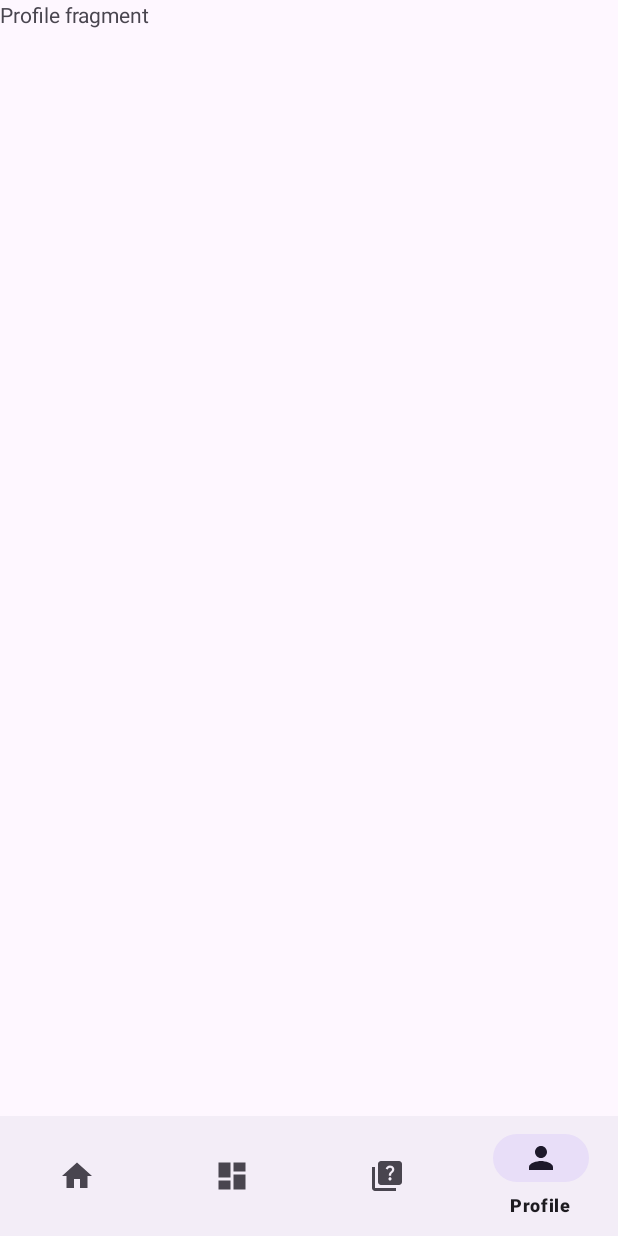
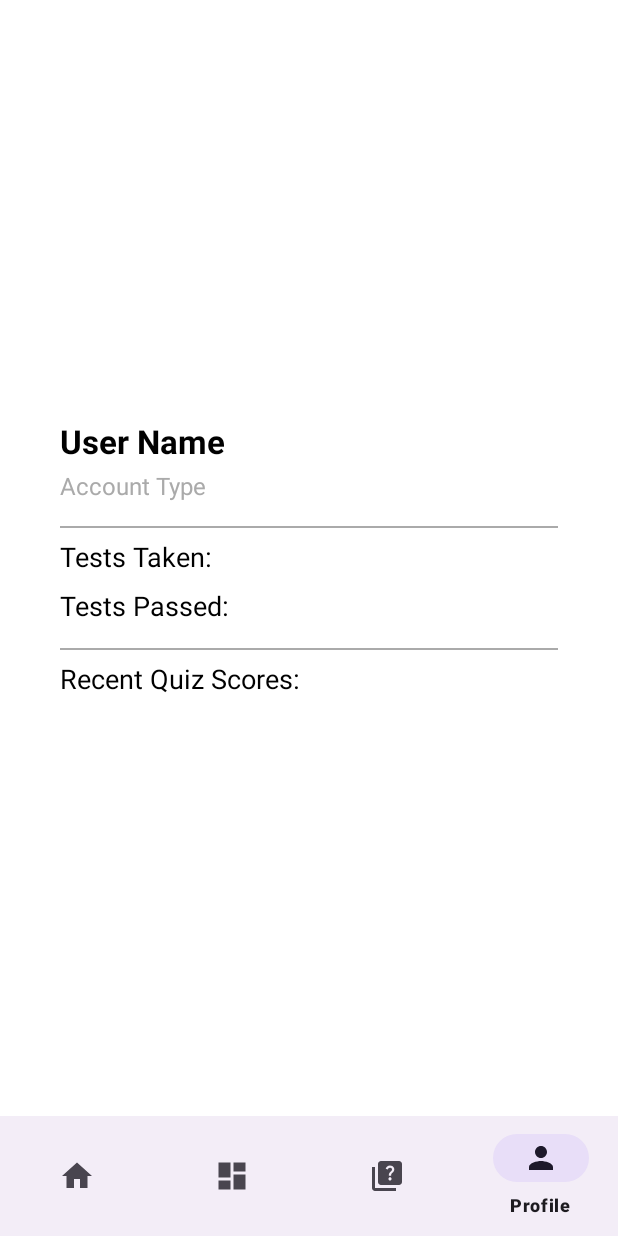
Before and after one commit to CorneCalitz/MobileAppProject, an Android app: the fragment QuizFragment placed in its activity, item 4 of the bottom bar chosen, on a phone screen of 412 x 824 dp. Run offline under Robolectric (Android 15) with nearby library versions, the phone set to English and light mode, and no system bars.

Commit message:
profile and quiz fragment

```diff
--- a/app/src/main/java/com/example/eduvosproject/quiz/QuizFragment.java
+++ b/app/src/main/java/com/example/eduvosproject/quiz/QuizFragment.java
@@ -1,66 +1,37 @@
 package com.example.eduvosproject.quiz;
 
 import android.os.Bundle;
-
 import androidx.fragment.app.Fragment;
-
+import androidx.recyclerview.widget.LinearLayoutManager;
+import androidx.recyclerview.widget.RecyclerView;
 import android.view.LayoutInflater;
 import android.view.View;
 import android.view.ViewGroup;
+import com.example.eduvosproject.R;
+import java.util.ArrayList;
 
-import com.example.eduvosproject.R;
-
-/**
- * A simple {@link Fragment} subclass.
- * Use the {@link QuizFragment#newInstance} factory method to
- * create an instance of this fragment.
- */
 public class QuizFragment extends Fragment {
 
-    // TODO: Rename parameter arguments, choose names that match
-    // the fragment initialization parameters, e.g. ARG_ITEM_NUMBER
-    private static final String ARG_PARAM1 = "param1";
-    private static final String ARG_PARAM2 = "param2";
-
-    // TODO: Rename and change types of parameters
-    private String mParam1;
-    private String mParam2;
-
-    public QuizFragment() {
-        // Required empty public constructor
-    }
-
-    /**
-     * Use this factory method to create a new instance of
-     * this fragment using the provided parameters.
-     *
-     * @param param1 Parameter 1.
-     * @param param2 Parameter 2.
-     * @return A new instance of fragment SettingsFragment.
-     */
-    // TODO: Rename and change types and number of parameters
-    public static QuizFragment newInstance(String param1, String param2) {
-        QuizFragment fragment = new QuizFragment();
-        Bundle args = new Bundle();
-        args.putString(ARG_PARAM1, param1);
-        args.putString(ARG_PARAM2, param2);
-        fragment.setArguments(args);
-        return fragment;
-    }
+    private RecyclerView recyclerViewQuiz;
+    private ArrayList<QuizItemModel> quizModels;
+    private QuizRecyclerViewAdapter quizRecyclerViewAdapter;
 
     @Override
-    public void onCreate(Bundle savedInstanceState) {
-        super.onCreate(savedInstanceState);
-        if (getArguments() != null) {
-            mParam1 = getArguments().getString(ARG_PARAM1);
-            mParam2 = getArguments().getString(ARG_PARAM2);
-        }
-    }
+    public View onCreateView(LayoutInflater inflater, ViewGroup container, Bundle savedInstanceState) {
+        View view = inflater.inflate(R.layout.fragment_quiz, container, false);
 
-    @Override
-    public View onCreateView(LayoutInflater inflater, ViewGroup container,
-                             Bundle savedInstanceState) {
-        // Inflate the layout for this fragment
-        return inflater.inflate(R.layout.fragment_quiz, container, false);
+        recyclerViewQuiz = view.findViewById(R.id.recyclerviewQuiz);
+        recyclerViewQuiz.setLayoutManager(new LinearLayoutManager(getContext()));
+
+        // Initialize quiz data
+        quizModels = new ArrayList<>();
+        quizModels.add(new QuizItemModel(R.drawable.baseline_person_24, "Quiz 1: Core values", "Learn about our core values."));
+        quizModels.add(new QuizItemModel(R.drawable.baseline_settings_24, "Quiz 2: Wines and liquor", "Test your knowledge on wines and liquors."));
+        quizModels.add(new QuizItemModel(R.drawable.ic_home_black_24dp, "Quiz 3: Etiquette", "Quiz on etiquette and protocols."));
+
+        quizRecyclerViewAdapter = new QuizRecyclerViewAdapter(getContext(), quizModels);
+        recyclerViewQuiz.setAdapter(quizRecyclerViewAdapter);
+
+        return view;
     }
 }
--- /dev/null
+++ b/app/src/main/java/com/example/eduvosproject/quiz/QuizItemModel.java
@@ -0,0 +1,26 @@
+package com.example.eduvosproject.quiz;
+
+public class QuizItemModel {
+
+    private int image;
+    private String name;
+    private String description;
+
+    public QuizItemModel(int image, String name, String description) {
+        this.image = image;
+        this.name = name;
+        this.description = description;
+    }
+
+    public int getImage() {
+        return image;
+    }
+
+    public String getName() {
+        return name;
+    }
+
+    public String getDescription() {
+        return description;
+    }
+}
--- /dev/null
+++ b/app/src/main/java/com/example/eduvosproject/quiz/QuizRecyclerViewAdapter.java
@@ -0,0 +1,56 @@
+package com.example.eduvosproject.quiz;
+
+import android.content.Context;
+import android.view.LayoutInflater;
+import android.view.View;
+import android.view.ViewGroup;
+import android.widget.ImageView;
+import android.widget.TextView;
+import androidx.annotation.NonNull;
+import androidx.recyclerview.widget.RecyclerView;
+import com.example.eduvosproject.R;
+import java.util.ArrayList;
+
+public class QuizRecyclerViewAdapter extends RecyclerView.Adapter<QuizRecyclerViewAdapter.ViewHolder> {
+
+    private Context context;
+    private ArrayList<QuizItemModel> quizItemModels;
+
+    public QuizRecyclerViewAdapter(Context context, ArrayList<QuizItemModel> quizItemModels) {
+        this.context = context;
+        this.quizItemModels = quizItemModels;
+    }
+
+    @NonNull
+    @Override
+    public ViewHolder onCreateViewHolder(@NonNull ViewGroup parent, int viewType) {
+        View view = LayoutInflater.from(context).inflate(R.layout.quiz_item_view, parent, false);
+        return new ViewHolder(view);
+    }
+
+    @Override
+    public void onBindViewHolder(@NonNull ViewHolder holder, int position) {
+        QuizItemModel quizItemModel = quizItemModels.get(position);
+        holder.quizImage.setImageResource(quizItemModel.getImage());
+        holder.quizTitle.setText(quizItemModel.getName());
+        holder.quizDescription.setText(quizItemModel.getDescription());
+    }
+
+    @Override
+    public int getItemCount() {
+        return quizItemModels.size();
+    }
+
+    public static class ViewHolder extends RecyclerView.ViewHolder {
+
+        ImageView quizImage;
+        TextView quizTitle, quizDescription;
+
+        public ViewHolder(@NonNull View itemView) {
+            super(itemView);
+            quizImage = itemView.findViewById(R.id.quiz_icon);
+            quizTitle = itemView.findViewById(R.id.quiz_title);
+            quizDescription = itemView.findViewById(R.id.quiz_description);
+        }
+    }
+}
--- /dev/null
+++ b/app/src/main/java/com/example/eduvosproject/quiz/QuizRecyclerViewInterface.java
@@ -0,0 +1,5 @@
+package com.example.eduvosproject.quiz;
+
+public interface QuizRecyclerViewInterface {
+    void onItemClick(int position);
+}
--- a/app/src/main/res/layout/fragment_profile.xml
+++ b/app/src/main/res/layout/fragment_profile.xml
@@ -3,12 +3,86 @@
     xmlns:tools="http://schemas.android.com/tools"
     android:layout_width="match_parent"
     android:layout_height="match_parent"
-    tools:context=".profile.ProfileFragment">
+    tools:context=".profile.ProfileFragment"
+    android:background="@android:color/white"
+    android:padding="16dp">
 
-    <!-- TODO: Update blank fragment layout -->
-    <TextView
-        android:layout_width="wrap_content"
+    <!-- Container to hold the profile info elements -->
+    <RelativeLayout
+        android:layout_width="match_parent"
         android:layout_height="wrap_content"
-        android:text="Profile fragment" />
+        android:padding="24dp"
+        android:layout_gravity="center">
 
+        <!-- User Name -->
+        <TextView
+            android:id="@+id/tvUserName"
+            android:layout_width="wrap_content"
+            android:layout_height="wrap_content"
+            android:textSize="22sp"
+            android:textColor="@android:color/black"
+            android:textStyle="bold"
+            android:text="@string/user_name" />
+
+        <!-- Account Type -->
+        <TextView
+            android:id="@+id/tvAccountType"
+            android:layout_width="wrap_content"
+            android:layout_height="wrap_content"
+            android:layout_below="@id/tvUserName"
+            android:textSize="16sp"
+            android:textColor="@android:color/darker_gray"
+            android:layout_marginTop="4dp"
+            android:text="@string/account_type" />
+
+        <!-- Divider Line -->
+        <View
+            android:layout_width="match_parent"
+            android:layout_height="1dp"
+            android:layout_below="@id/tvAccountType"
+            android:layout_marginTop="16dp"
+            android:background="@android:color/darker_gray" />
+
+        <!-- Tests Taken -->
+        <TextView
+            android:id="@+id/tvTestsTaken"
+            android:layout_width="wrap_content"
+            android:layout_height="wrap_content"
+            android:layout_below="@id/tvAccountType"
+            android:layout_marginTop="24dp"
+            android:textSize="18sp"
+            android:textColor="@android:color/black"
+            android:text="@string/tests_taken" />
+
+        <!-- Tests Passed -->
+        <TextView
+            android:id="@+id/tvTestsPassed"
+            android:layout_width="wrap_content"
+            android:layout_height="wrap_content"
+            android:layout_below="@id/tvTestsTaken"
+            android:layout_marginTop="8dp"
+            android:textSize="18sp"
+            android:textColor="@android:color/black"
+            android:text="@string/tests_passed" />
+
+        <!-- Divider Line -->
+        <View
+            android:layout_width="match_parent"
+            android:layout_height="1dp"
+            android:layout_below="@id/tvTestsPassed"
+            android:layout_marginTop="16dp"
+            android:background="@android:color/darker_gray" />
+
+        <!-- Quiz Scores -->
+        <TextView
+            android:id="@+id/tvQuizScores"
+            android:layout_width="wrap_content"
+            android:layout_height="wrap_content"
+            android:layout_below="@id/tvTestsPassed"
+            android:layout_marginTop="24dp"
+            android:textSize="18sp"
+            android:textColor="@android:color/black"
+            android:text="@string/recent_quiz_scores" />
+
+    </RelativeLayout>
 </FrameLayout>
--- a/app/src/main/res/values/strings.xml
+++ b/app/src/main/res/values/strings.xml
@@ -6,6 +6,13 @@
     <string name="title_notifications">Notifications</string>
     <!-- TODO: Remove or change this placeholder text -->
     <string name="hello_blank_fragment">Hello blank fragment</string>
+
+    <string name="profile_fragment_title">Profile Fragment</string>
+    <string name="user_name">User Name</string>
+    <string name="account_type">Account Type</string>
+    <string name="tests_taken">Tests Taken:</string>
+    <string name="tests_passed">Tests Passed:</string>
+    <string name="recent_quiz_scores">Recent Quiz Scores:</string>
 
     <string-array name="courses_name">
         <item>Filler text</item>
@@ -35,5 +42,18 @@
         <item>Lorem ipsum dolar silat11</item>
     </string-array>
 
+    <string-array name="quiz_titles">
+        <item>Quiz 1</item>
+        <item>Quiz 2</item>
+        <item>Quiz 3</item>
+    </string-array>
+
+    <string-array name="quiz_descriptions">
+        <item>Introduction to Quiz 1</item>
+        <item>Introduction to Quiz 2</item>
+        <item>Introduction to Quiz 3</item>
+    </string-array>
+
+
 
 </resources>
```
Also changed, not shown: app/src/main/res/layout/fragment_quiz.xml (+8 -11 lines), app/src/main/res/layout/quiz_item_view.xml (added, +39 -0 lines).
